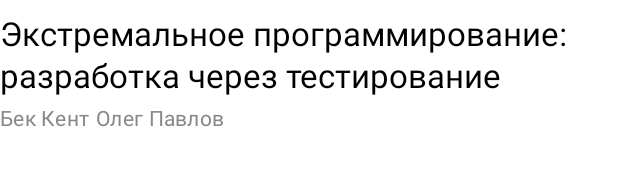
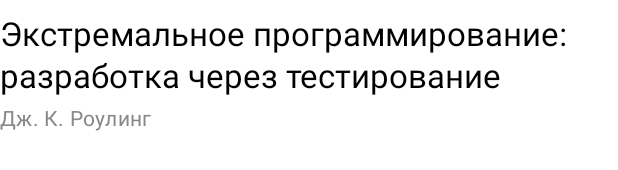
Before and after one commit to Aranthar/Bookshop, an Android app built with Jetpack Compose: the @Preview function BookCellPreview, on a phone screen of 412 x 824 dp. Shown: the part 310-480 px from the top of the screen. Run offline under Robolectric (Android 15) with nearby library versions, the phone set to English and light mode, and no system bars; network calls fail; pictures from the network do not load.

Commit message:
Сделал кэширование для экрана со списком книг

```diff
--- a/app/src/main/java/ru/bookshop/data/db/DatabaseRepository.kt
+++ b/app/src/main/java/ru/bookshop/data/db/DatabaseRepository.kt
@@ -17,7 +17,7 @@ class DatabaseRepository @Inject constructor(
             cover = book.cover,
             releaseDate = book.releaseDate,
             pages = book.pages,
-            author = book.author,
+            author = "Дж. К. Роулинг",
         )
     )
 
@@ -30,7 +30,7 @@ class DatabaseRepository @Inject constructor(
             cover = book.cover,
             releaseDate = book.releaseDate,
             pages = book.pages,
-            author = book.author,
+            author = "Дж. К. Роулинг",
         )
     )
 
@@ -60,7 +60,7 @@ class DatabaseRepository @Inject constructor(
         val list = mutableListOf<BookDTO>()
 
         dao
-            .getAllBooks()
+            .getAllFavoritesBooks()
             .forEach { book ->
                 list.add(
                     BookDTO(
--- a/app/src/main/java/ru/bookshop/data/db/entities/BooksEntity.kt
+++ b/app/src/main/java/ru/bookshop/data/db/entities/BooksEntity.kt
@@ -10,8 +10,8 @@ data class BooksEntity(
     val index: Int,
     val title: String,
     val description: String,
-    val cover: String?,
+    val cover: String,
     val releaseDate: String,
     val pages: Int,
-    val author: List<String>?,
+    val author: String,
 )
--- a/app/src/main/java/ru/bookshop/data/db/entities/FavoritesEntity.kt
+++ b/app/src/main/java/ru/bookshop/data/db/entities/FavoritesEntity.kt
@@ -10,8 +10,8 @@ data class FavoritesEntity(
     val index: Int,
     val title: String,
     val description: String,
-    val cover: String?,
+    val cover: String,
     val releaseDate: String,
     val pages: Int,
-    val author: List<String>?,
+    val author: String,
 )
--- a/app/src/main/java/ru/bookshop/data/models/BookDTO.kt
+++ b/app/src/main/java/ru/bookshop/data/models/BookDTO.kt
@@ -4,8 +4,8 @@ data class BookDTO(
     val index: Int = 0,
     val title: String,
     val description: String = "",
-    val cover: String?,
+    val cover: String,
     val releaseDate: String = "",
     val pages: Int = 0,
-    val author: List<String>?,
+    val author: String = "Дж.К. Роулинг",
 ) : DTO()
--- a/app/src/main/java/ru/bookshop/ui/screens/books/ui/BookCell.kt
+++ b/app/src/main/java/ru/bookshop/ui/screens/books/ui/BookCell.kt
@@ -96,20 +96,12 @@ fun BookCell(
             modifier = Modifier.padding(bottom = 4.dp),
         )
 
-        Row(
-            modifier = Modifier
-                .fillMaxWidth()
-                .padding(bottom = 4.dp),
-        ) {
-            info.author?.forEach { author ->
-                Text(
-                    text = author,
-                    style = MaterialTheme.typography.bodyMedium,
-                    color = Color.Gray,
-                    modifier = Modifier.padding(end = 4.dp),
-                )
-            }
-        }
+        Text(
+            text = info.author ?: "Дж. К. Роулинг",
+            style = MaterialTheme.typography.bodyMedium,
+            color = Color.Gray,
+            modifier = Modifier.padding(bottom = 4.dp),
+        )
     }
 }
 
@@ -121,7 +113,7 @@ fun BookCellPreview() {
             info = BookDTO(
                 title = "Экстремальное программирование: разработка через тестирование",
                 cover = "https://ap.auezov.edu.kz/images/news/aaa001.png",
-                author = listOf("Бек Кент", "Олег Павлов"),
+                author = "Дж. К. Роулинг",
             ),
         )
     }
--- a/app/src/main/java/ru/bookshop/ui/screens/books/ui/BooksScreen.kt
+++ b/app/src/main/java/ru/bookshop/ui/screens/books/ui/BooksScreen.kt
@@ -64,7 +64,7 @@ fun BookScreenPreview() {
     val bookDTO = BookDTO(
         title = "Экстремальное программирование: разработка через тестирование",
         cover = "https://raw.githubusercontent.com/fedeperin/potterapi/main/public/images/covers/1.png",
-        author = listOf("Бек Кент", "Олег Павлов"),
+        author = "Дж. К. Роулинг",
     )
     val books = List(8) { bookDTO }
 
--- a/app/src/main/java/ru/bookshop/ui/screens/details/ui/DetailsScreen.kt
+++ b/app/src/main/java/ru/bookshop/ui/screens/details/ui/DetailsScreen.kt
@@ -170,7 +170,7 @@ fun BookCellPreview() {
         cover = "https://raw.githubusercontent.com/fedeperin/potterapi/main/public/images/covers/1.png",
         releaseDate = "17 Jun, 1994",
         pages = 334,
-        author = listOf("Дж.К. Роулинг")
+        author = "Дж.К. Роулинг",
     )
     BookshopTheme {
         Details(
```
Also changed, not shown: app/build.gradle.kts (+6 -2 lines), app/src/main/java/ru/bookshop/di/DataBaseModule.kt (added, +27 -0 lines), app/src/main/java/ru/bookshop/ui/screens/books/presentation/BooksViewModel.kt (+32 -8 lines), gradle/libs.versions.toml (+5 -4 lines).
